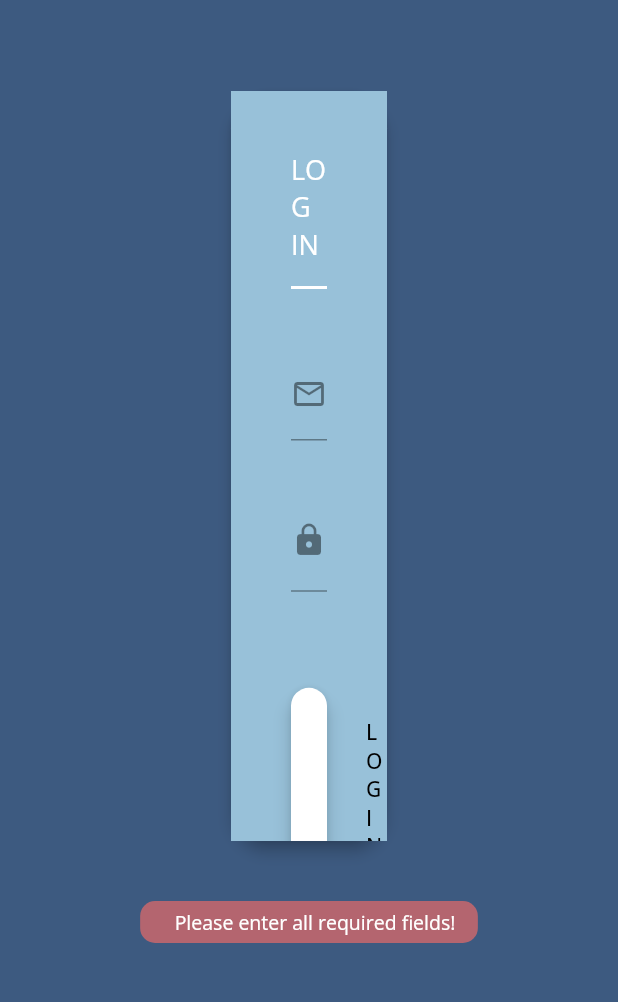
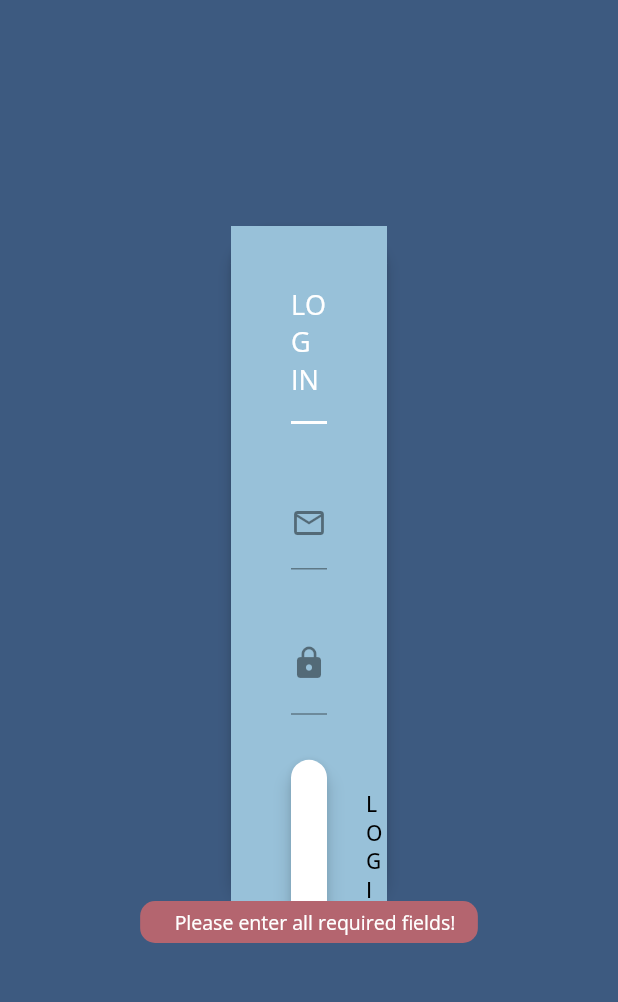
Before and after one commit to swaranerkar/DA_CustomerWebPortal, a Flutter app: the screen it shows after launch, after a tap on "LOGIN", on a phone screen of 412 x 824 dp, the part 197-1199 px from its top. Run offline on Flutter 3.47's test engine with Material 2 defaults, Android fonts, the phone set to English and light mode, and no system bars; our stand-ins replace cookie_jar, dio, dio_cookie_manager, fluttertoast, google_fonts; missing offline and left inert: dart:html, requests, timer_button; network calls fail.

Commit message:
Logo Added

```diff
--- a/login_and_signup_web-master/lib/CrewChange.dart
+++ b/login_and_signup_web-master/lib/CrewChange.dart
@@ -64,6 +64,7 @@ class _CrewChangeWidgetState extends State<CrewChangeWidget> {
         //     child:
         //return SafeArea(
         child: Container(
+      height: MediaQuery.of(context).size.height,
       color: Colors.grey[200],
       child: Column(
         children: [
--- a/login_and_signup_web-master/lib/login.dart
+++ b/login_and_signup_web-master/lib/login.dart
@@ -138,7 +138,7 @@ class _LogInState extends State<LogIn> {
     Size size = MediaQuery.of(context).size;
 
     return Padding(
-      padding: EdgeInsets.only(left: 150, right: 150, top: 100, bottom: 40),
+      padding: EdgeInsets.only(left: 150, right: 150, top: 230, bottom: 40),
       child: Center(
         child: Card(
           elevation: 4,
@@ -149,7 +149,7 @@ class _LogInState extends State<LogIn> {
           ),
           child: AnimatedContainer(
             duration: Duration(milliseconds: 200),
-            height: 500,
+            height: 450,
             width: 400,
             color: kPrimaryColor1,
             child: Center(
@@ -177,7 +177,7 @@ class _LogInState extends State<LogIn> {
                         ),
                       ),
                       SizedBox(
-                        height: 32,
+                        height: 28,
                       ),
                       TextField(
                         controller: UserNameController,
@@ -190,7 +190,7 @@ class _LogInState extends State<LogIn> {
                         ),
                       ),
                       SizedBox(
-                        height: 32,
+                        height: 28,
                       ),
                       TextField(
                         controller: PasswordController,
@@ -212,7 +212,7 @@ class _LogInState extends State<LogIn> {
                         ),
                       ),
                       SizedBox(
-                        height: 64,
+                        height: 30,
                       ),
                       new RaisedButton(
                         color: Colors.white,
--- a/login_and_signup_web-master/lib/main.dart
+++ b/login_and_signup_web-master/lib/main.dart
@@ -77,6 +77,32 @@ class _HomePageState extends State<HomePage> {
                 ),
               ),
             ),
+            Positioned(
+              left: 540,
+              top: 40,
+              //right: 200,
+              // alignment: Alignment.topCenter,
+              child: Padding(
+                padding: EdgeInsets.all(32),
+                child: Container(
+                    height: 170,
+                    width: 200,
+                    color: const Color(0xff3D5A80),
+                    child: Image.asset(
+                      'assets/images/PAAMRA.png',
+                      //scale: 0.3,
+                      height: 100,
+                      width: 200,
+                      fit: BoxFit.fitWidth,
+
+                      // height: 10,
+                      // width: 10,
+                    )),
+              ),
+            ),
+            SizedBox(
+              height: 80,
+            ),
             AnimatedSwitcher(
               duration: Duration(milliseconds: 500),
               transitionBuilder: (widget, animation) =>
--- a/login_and_signup_web-master/pubspec.yaml
+++ b/login_and_signup_web-master/pubspec.yaml
@@ -48,6 +48,7 @@ dependencies:
   provider: ^4.3.2
   intl: ^0.17.0
   requests: ^3.3.0
+  image_picker:
 
 dev_dependencies:
   flutter_test:
@@ -70,6 +71,7 @@ flutter:
      - assets/images/ShipImage.png
      - assets/images/WhatsApp.jpg
      - assets/images/Ship.jpg
+     - assets/images/PAAMRA.png
 
   # An image asset can refer to one or more resolution-specific "variants", see
   # https://flutter.dev/assets-and-images/#resolution-aware.
```
Also changed, not shown: login_and_signup_web-master/assets/images/PAAMRA.png (added), login_and_signup_web-master/pubspec.lock.
